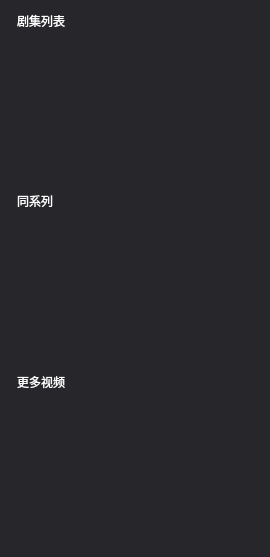
huizhang556/pc-video-player, file VideoPlayer/videomodels/DramaListForm.ui: the form before one commit.
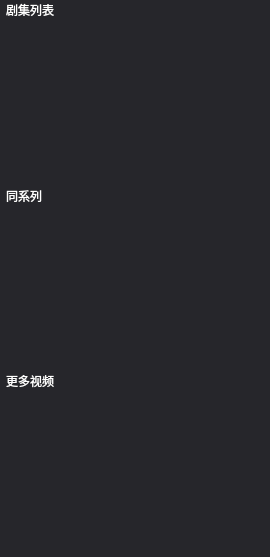
The form after the commit.

The edit to the form file:
```diff
--- a/VideoPlayer/videomodels/DramaListForm.ui
+++ b/VideoPlayer/videomodels/DramaListForm.ui
@@ -17,6 +17,21 @@
    <string notr="true">background-color:#26262b;</string>
   </property>
   <layout class="QVBoxLayout" name="verticalLayout_5">
+   <property name="spacing">
+    <number>0</number>
+   </property>
+   <property name="leftMargin">
+    <number>0</number>
+   </property>
+   <property name="topMargin">
+    <number>0</number>
+   </property>
+   <property name="rightMargin">
+    <number>0</number>
+   </property>
+   <property name="bottomMargin">
+    <number>0</number>
+   </property>
    <item>
     <layout class="QVBoxLayout" name="verticalLayout_4">
      <item>
```
